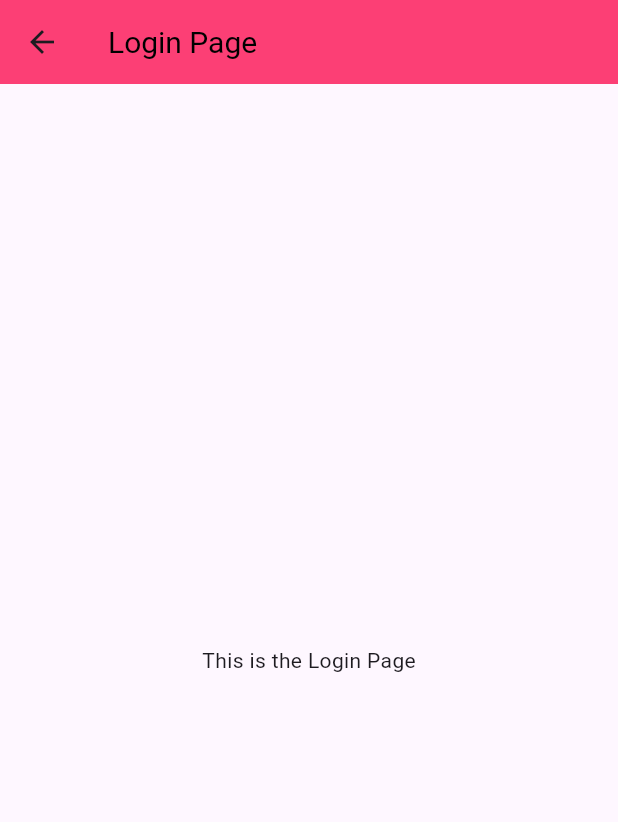
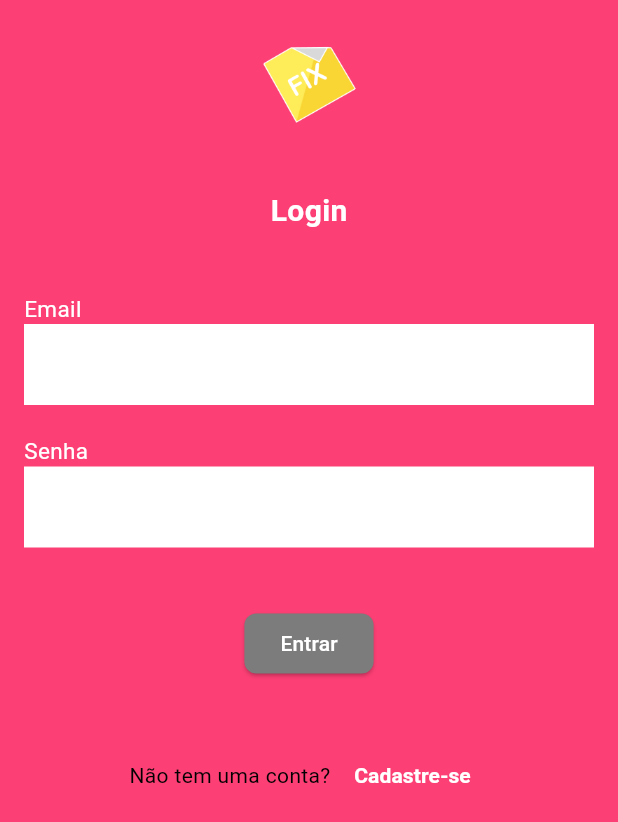
Before and after one commit to aziul89/FixApp, a Flutter app: the LoginPage screen opened by its route, on a phone screen of 412 x 824 dp. Shown: the top 822 px of the screen. Run offline on Flutter 3.47's test engine with Material 3 defaults, Android fonts, the phone set to English and light mode, and no system bars.

Commit message:
add login page

```diff
--- a/lib/pages/login_page.dart
+++ b/lib/pages/login_page.dart
@@ -6,11 +6,134 @@ class LoginPage extends StatelessWidget {
   @override
   Widget build(BuildContext context) {
     return Scaffold(
-      appBar: AppBar(
-        title: const Text('Login Page'),
-      ),
-      body: const Center(
-        child: Text('This is the Login Page'),
+      backgroundColor: Color(0xffFC3F75), // Cor de fundo da página
+      body: SingleChildScrollView(
+        // Para permitir a rolagem
+        child: Padding(
+          padding: const EdgeInsets.all(
+              16.0), // Para adicionar um espaçamento ao redor
+          child: Column(
+            mainAxisAlignment: MainAxisAlignment.center,
+            crossAxisAlignment: CrossAxisAlignment.center,
+            children: [
+              Column(
+                children: [
+                  Image.asset(
+                    'assets/images/fix_logo.png',
+                    height: 70, // Ajuste o tamanho conforme necessário
+                  ),
+                  const SizedBox(height: 40),
+
+                  // Título "Login"
+                  const Text(
+                    'Login',
+                    style: TextStyle(
+                      fontSize: 20.0,
+                      fontWeight: FontWeight.bold,
+                      color: Color(0xffffffff), // Cor do título
+                    ),
+                  ),
+
+                  const SizedBox(height: 40),
+                ],
+              ),
+              Container(
+                child: Column(
+                  crossAxisAlignment: CrossAxisAlignment.start,
+                  children: [
+                    const Text(
+                      'Email',
+                      style: TextStyle(
+                        color: Colors.white,
+                        fontSize: 15.0,
+                      ), // Texto branco
+                    ),
+                    TextField(
+                      decoration: const InputDecoration(
+                        labelStyle:
+                            TextStyle(color: Color(0xff7a7a7a)), // Cor do label
+                        floatingLabelBehavior: FloatingLabelBehavior
+                            .always, // Label sempre flutuante
+                        fillColor: Colors.white, // Fundo branco
+                        filled: true, // Necessário para aplicar o fundo branco
+                        border: InputBorder.none, // Remover a borda
+
+                        contentPadding: EdgeInsets.symmetric(
+                            vertical: 15,
+                            horizontal: 10), // Ajusta o espaçamento interno
+                      ),
+                    ),
+                    const SizedBox(height: 20),
+                    const Text(
+                      'Senha',
+                      style: TextStyle(
+                        color: Colors.white,
+                        fontSize: 15.0,
+                      ), // Texto branco
+                    ),
+                    TextField(
+                      decoration: const InputDecoration(
+                        labelStyle:
+                            TextStyle(color: Color(0xff646464)), // Cor do label
+                        floatingLabelBehavior: FloatingLabelBehavior
+                            .always, // Label sempre flutuante
+                        fillColor: Colors.white, // Fundo branco
+                        filled: true, // Necessário para aplicar o fundo branco
+                        border: InputBorder.none, // Remover a borda
+                        contentPadding: EdgeInsets.symmetric(
+                            vertical: 15,
+                            horizontal: 10), // Ajusta o espaçamento interno
+                      ),
+                    ),
+                  ],
+                ),
+              ),
+              const SizedBox(height: 40),
+              ElevatedButton(
+                onPressed: () {
+                  // Lógica de autenticação aqui
+                  print('Entrar pressionado');
+                },
+                child: const Text(
+                  'Entrar',
+                  style: TextStyle(color: Colors.white), // Texto branco
+                ),
+                style: ElevatedButton.styleFrom(
+                  backgroundColor: Color(0xff7C7C7C), // Cor do fundo do botão
+
+                  shape: RoundedRectangleBorder(
+                    borderRadius: BorderRadius.circular(8),
+                  ),
+                ),
+              ),
+              const SizedBox(height: 40),
+              Row(
+                mainAxisAlignment: MainAxisAlignment.center,
+                children: [
+                  const Text(
+                    'Não tem uma conta? ',
+                    style: TextStyle(
+                      color: Color(0xff000000), // Cor do texto
+                    ),
+                  ),
+                  TextButton(
+                    onPressed: () {
+                      // Navegar para a página de cadastro
+                      Navigator.pushNamed(context, "/register");
+                    },
+                    child: const Text(
+                      'Cadastre-se',
+                      style: TextStyle(
+                        color: Color(0xffffffff), // Texto azul
+                        fontWeight: FontWeight.bold,
+                      ),
+                    ),
+                  ),
+                ],
+              ),
+            ],
+          ),
+        ),
       ),
     );
   }
```
